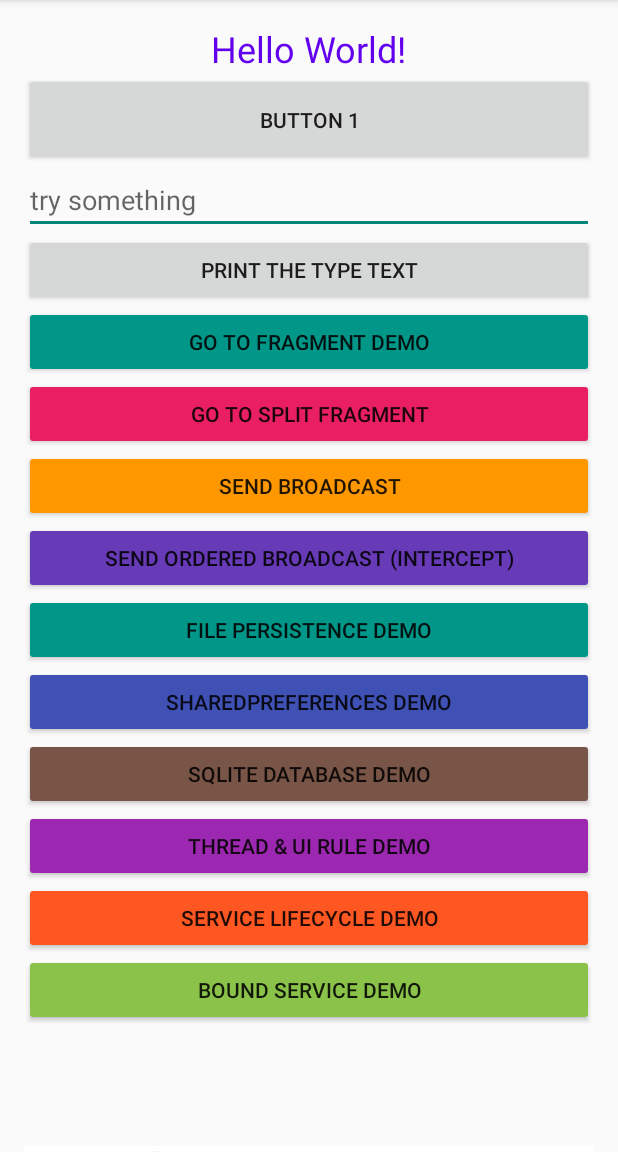
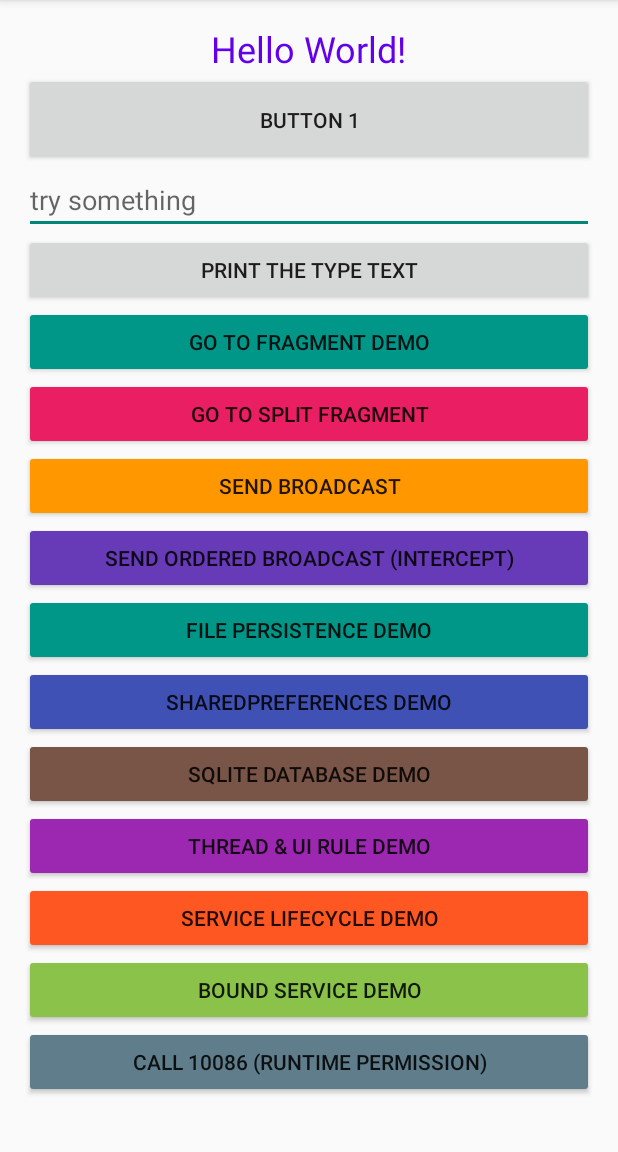
Before and after one commit to majiajun1/RouteToAndroid, an Android app: the screen it shows after launch (MainActivity), on a phone screen of 412 x 824 dp, the part 84-1236 px from its top. Run offline under Robolectric (Android 15) with nearby library versions, the phone set to English and light mode, and no system bars.

Commit message:
202512300959 继续学习 主要是kotlin和launcher的代码总结

```diff
--- a/app/src/main/AndroidManifest.xml
+++ b/app/src/main/AndroidManifest.xml
@@ -6,6 +6,7 @@
     <uses-permission android:name="android.permission.FOREGROUND_SERVICE" />
     <uses-permission android:name="android.permission.FOREGROUND_SERVICE_DATA_SYNC" />
     <uses-permission android:name="android.permission.POST_NOTIFICATIONS" />
+    <uses-permission android:name="android.permission.CALL_PHONE" />
 
     <application
         android:allowBackup="true"
--- a/app/src/main/res/layout/activity_main.xml
+++ b/app/src/main/res/layout/activity_main.xml
@@ -108,6 +108,13 @@
             android:text="Bound Service Demo"
             android:backgroundTint="#8BC34A"/>
 
+        <Button
+            android:id="@+id/btn_call_phone"
+            android:layout_width="match_parent"
+            android:layout_height="wrap_content"
+            android:text="Call 10086 (Runtime Permission)"
+            android:backgroundTint="#607D8B"/>
+
         <ImageView
             android:layout_width="match_parent"
             android:layout_height="wrap_content"
```
Also changed, not shown: app/src/main/java/com/example/myapplication/MainActivity.java (+39 -4 lines), 5 other files.
